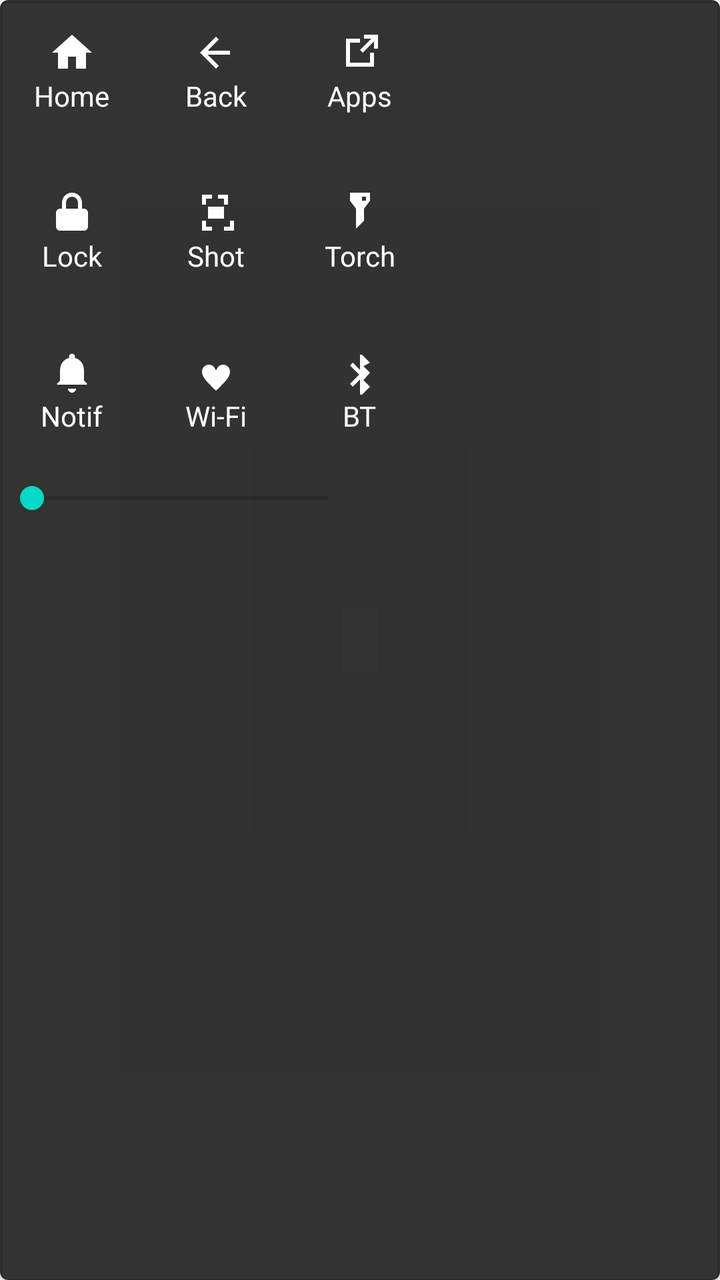
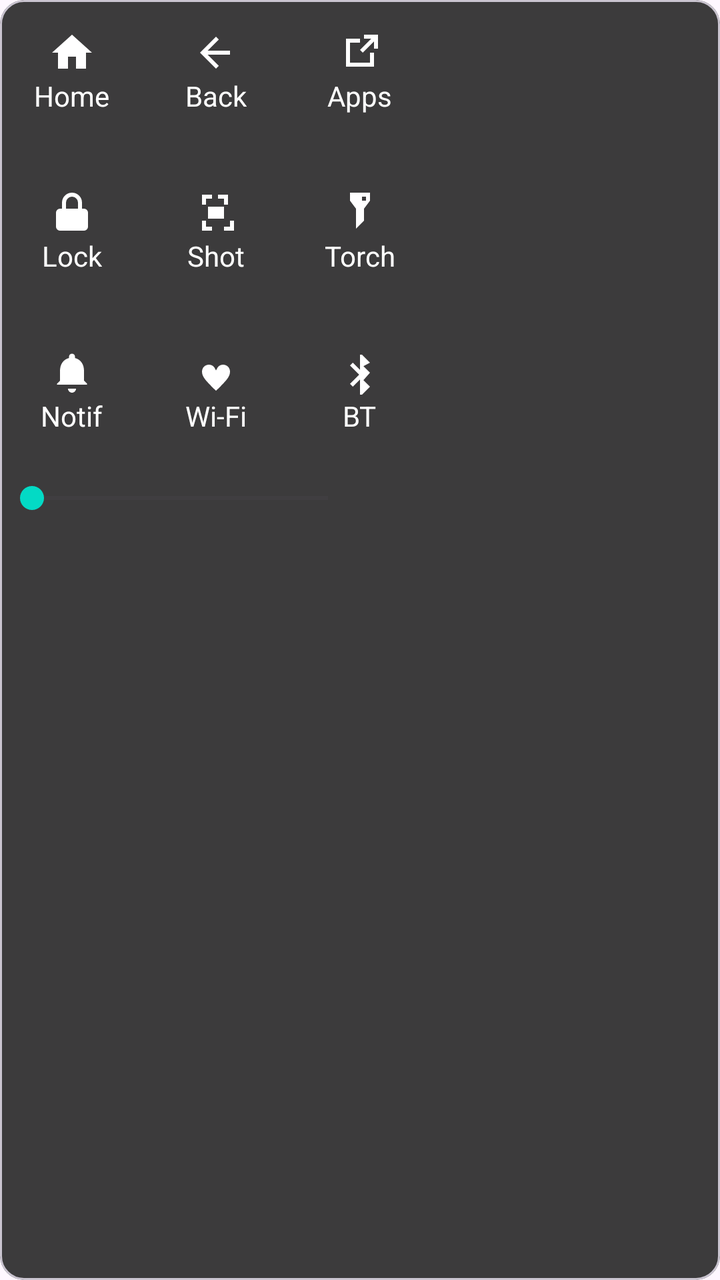

Before-and-after screenshots of an Android layout around one commit, followed by the original layout XML and the change that was made.
<!-- AndroidManifest.xml: application theme Theme.AssistiveTouch -->
<!-- res/layout/view_action_panel.xml -->
<?xml version="1.0" encoding="utf-8"?>
<com.google.android.material.card.MaterialCardView xmlns:android="http://schemas.android.com/apk/res/android"
    android:id="@+id/panelRoot"
    android:layout_width="wrap_content"
    android:layout_height="wrap_content"
    android:padding="12dp"
    android:elevation="10dp"
    android:backgroundTint="#CC000000"
    android:radius="20dp">

    <LinearLayout
        android:layout_width="wrap_content"
        android:layout_height="wrap_content"
        android:orientation="vertical">

        
        <LinearLayout
            android:layout_width="wrap_content"
            android:layout_height="wrap_content"
            android:orientation="horizontal">

            <LinearLayout
                android:id="@+id/buttonHome"
                style="@style/PanelItem" >
                <ImageView
                    android:layout_width="24dp"
                    android:layout_height="24dp"
                    android:tint="@android:color/white"
                    android:src="@drawable/ic_home" />
                <TextView
                    android:layout_width="wrap_content"
                    android:layout_height="wrap_content"
                    android:textColor="@android:color/white"
                    android:text="Home" />
            </LinearLayout>

            <LinearLayout
                android:id="@+id/buttonBack"
                style="@style/PanelItem" >
                <ImageView
                    android:layout_width="24dp"
                    android:layout_height="24dp"
                    android:tint="@android:color/white"
                    android:src="@drawable/ic_back" />
                <TextView
                    android:layout_width="wrap_content"
                    android:layout_height="wrap_content"
                    android:textColor="@android:color/white"
                    android:text="Back" />
            </LinearLayout>

            <LinearLayout
                android:id="@+id/buttonRecents"
                style="@style/PanelItem" >
                <ImageView
                    android:layout_width="24dp"
                    android:layout_height="24dp"
                    android:tint="@android:color/white"
                    android:src="@drawable/ic_recents" />
                <TextView
                    android:layout_width="wrap_content"
                    android:layout_height="wrap_content"
                    android:textColor="@android:color/white"
                    android:text="Apps" />
            </LinearLayout>
        </LinearLayout>

        
        <LinearLayout
            android:layout_width="wrap_content"
            android:layout_height="wrap_content"
            android:orientation="horizontal"
            android:layout_marginTop="8dp">

            <LinearLayout
                android:id="@+id/buttonLock"
                style="@style/PanelItem" >
                <ImageView
                    android:layout_width="24dp"
                    android:layout_height="24dp"
                    android:tint="@android:color/white"
                    android:src="@drawable/ic_lock" />
                <TextView
                    android:layout_width="wrap_content"
                    android:layout_height="wrap_content"
                    android:textColor="@android:color/white"
                    android:text="Lock" />
            </LinearLayout>

            <LinearLayout
                android:id="@+id/buttonScreenshot"
                style="@style/PanelItem" >
                <ImageView
                    android:layout_width="24dp"
                    android:layout_height="24dp"
                    android:tint="@android:color/white"
                    android:src="@drawable/ic_screenshot" />
                <TextView
                    android:layout_width="wrap_content"
                    android:layout_height="wrap_content"
                    android:textColor="@android:color/white"
                    android:text="Shot" />
            </LinearLayout>

            <LinearLayout
                android:id="@+id/buttonFlashlight"
                style="@style/PanelItem" >
                <ImageView
                    android:layout_width="24dp"
                    android:layout_height="24dp"
                    android:tint="@android:color/white"
                    android:src="@drawable/ic_flashlight" />
                <TextView
                    android:layout_width="wrap_content"
                    android:layout_height="wrap_content"
                    android:textColor="@android:color/white"
                    android:text="Torch" />
            </LinearLayout>
        </LinearLayout>

        
        <LinearLayout
            android:layout_width="wrap_content"
            android:layout_height="wrap_content"
            android:orientation="horizontal"
            android:layout_marginTop="8dp">

            <LinearLayout
                android:id="@+id/buttonNotifications"
                style="@style/PanelItem" >
                <ImageView
                    android:layout_width="24dp"
                    android:layout_height="24dp"
                    android:tint="@android:color/white"
                    android:src="@drawable/ic_notifications" />
                <TextView
                    android:layout_width="wrap_content"
                    android:layout_height="wrap_content"
                    android:textColor="@android:color/white"
                    android:text="Notif" />
            </LinearLayout>

            <LinearLayout
                android:id="@+id/buttonWifi"
                style="@style/PanelItem" >
                <ImageView
                    android:layout_width="24dp"
                    android:layout_height="24dp"
                    android:tint="@android:color/white"
                    android:src="@drawable/ic_wifi" />
                <TextView
                    android:layout_width="wrap_content"
                    android:layout_height="wrap_content"
                    android:textColor="@android:color/white"
                    android:text="Wi‑Fi" />
            </LinearLayout>

            <LinearLayout
                android:id="@+id/buttonBluetooth"
                style="@style/PanelItem" >
                <ImageView
                    android:layout_width="24dp"
                    android:layout_height="24dp"
                    android:tint="@android:color/white"
                    android:src="@drawable/ic_bluetooth" />
                <TextView
                    android:layout_width="wrap_content"
                    android:layout_height="wrap_content"
                    android:textColor="@android:color/white"
                    android:text="BT" />
            </LinearLayout>

        </LinearLayout>

        
        <LinearLayout
            android:layout_width="match_parent"
            android:layout_height="wrap_content"
            android:orientation="horizontal"
            android:layout_marginTop="8dp">

            <SeekBar
                android:id="@+id/volumeSlider"
                android:layout_width="180dp"
                android:layout_height="wrap_content"
                android:max="100"
                android:progressTint="@color/teal_200"
                android:thumbTint="@color/teal_200" />
        </LinearLayout>

    </LinearLayout>

</com.google.android.material.card.MaterialCardView>
<!-- resources referenced by this layout -->
<resources>
  <color name="teal_200">#03DAC5</color>
  <!-- drawable ic_back (drawable) -->
  <?xml version="1.0" encoding="utf-8"?>
  <vector xmlns:android="http://schemas.android.com/apk/res/android"
      android:width="24dp"
      android:height="24dp"
      android:viewportWidth="24"
      android:viewportHeight="24">
      <path
          android:fillColor="#FFFFFFFF"
          android:pathData="M19,11H7.83l5.59,-5.59L12,4l-8,8 8,8 1.41,-1.41L7.83,13H19v-2z" />
  </vector>
  <!-- drawable ic_bluetooth (drawable) -->
  <?xml version="1.0" encoding="utf-8"?>
  <vector xmlns:android="http://schemas.android.com/apk/res/android"
      android:width="24dp"
      android:height="24dp"
      android:viewportWidth="24"
      android:viewportHeight="24">
      <path
          android:fillColor="#FFFFFFFF"
          android:pathData="M17,7l-4,-4h-1v7.59L8.41,7 7,8.41 11.59,13 7,17.59 8.41,19 12,15.41V23h1l4,-4 -3.29,-3.29L17,12l-3.29,-3.29L17,7z" />
  </vector>
  <!-- drawable ic_flashlight (drawable) -->
  <?xml version="1.0" encoding="utf-8"?>
  <vector xmlns:android="http://schemas.android.com/apk/res/android"
      android:width="24dp"
      android:height="24dp"
      android:viewportWidth="24"
      android:viewportHeight="24">
      <path
          android:fillColor="#FFFFFFFF"
          android:pathData="M7,2v4l3,4v10l4,-4v-6l3,-4V2H7zm8,2v2h-2V4h2z" />
  </vector>
  <!-- drawable ic_home (drawable) -->
  <?xml version="1.0" encoding="utf-8"?>
  <vector xmlns:android="http://schemas.android.com/apk/res/android"
      android:width="24dp"
      android:height="24dp"
      android:viewportWidth="24"
      android:viewportHeight="24">
      <path
          android:fillColor="#FFFFFFFF"
          android:pathData="M10,20v-6h4v6h5v-8h3L12,3 2,12h3v8z" />
  </vector>
  <!-- drawable ic_recents (drawable) -->
  <?xml version="1.0" encoding="utf-8"?>
  <vector xmlns:android="http://schemas.android.com/apk/res/android"
      android:width="24dp"
      android:height="24dp"
      android:viewportWidth="24"
      android:viewportHeight="24">
      <path
          android:fillColor="#FFFFFFFF"
          android:pathData="M5,5h7v2H7v10h10v-5h2v7H5V5zm9,-2v2h3.59L12,10.59 13.41,12 19,6.41V10h2V3h-7z" />
  </vector>
  <!-- drawable ic_screenshot (drawable) -->
  <?xml version="1.0" encoding="utf-8"?>
  <vector xmlns:android="http://schemas.android.com/apk/res/android"
      android:width="24dp"
      android:height="24dp"
      android:viewportWidth="24"
      android:viewportHeight="24">
      <path
          android:fillColor="#FFFFFFFF"
          android:pathData="M7,5h3V3H5v5h2V5zm9,0v3h2V3h-5v2h3zM7,16H5v5h5v-2H7v-3zm12,0v3h-3v2h5v-5h-2zM8,9h8v6H8z" />
  </vector>
  <style name="PanelItem">
          <item name="android:layout_width">72dp</item>
          <item name="android:layout_height">72dp</item>
          <item name="android:gravity">center</item>
          <item name="android:orientation">vertical</item>
          <item name="android:padding">4dp</item>
          <item name="android:background">@android:color/transparent</item>
          <item name="android:clickable">true</item>
          <item name="android:focusable">true</item>
      </style>
  <style name="Theme.AssistiveTouch" parent="Theme.MaterialComponents.DayNight.NoActionBar">
          <item name="colorPrimary">@color/purple_500</item>
          <item name="colorPrimaryVariant">@color/purple_700</item>
          <item name="colorOnPrimary">@android:color/white</item>
          <item name="colorSecondary">@color/teal_200</item>
          <item name="colorOnSecondary">@android:color/black</item>
      </style>
  <color name="purple_500">#6200EE</color>
  <color name="purple_700">#3700B3</color>
  <!-- unchanged entries left out for length: 3 -->
</resources>

<!-- the commit's change to res/layout/view_action_panel.xml (unified diff, before → after) -->
@@ -5,7 +5,7 @@
     android:layout_height="wrap_content"
     android:padding="12dp"
     android:elevation="10dp"
-    android:backgroundTint="#CC000000"
+    android:backgroundTint="#E0212121"
     android:radius="20dp">
 
     <LinearLayout
<!-- resource entries referenced after the edit -->
@@ -72,20 +72,19 @@
           <item name="android:layout_height">72dp</item>
           <item name="android:gravity">center</item>
           <item name="android:orientation">vertical</item>
-          <item name="android:padding">4dp</item>
-          <item name="android:background">@android:color/transparent</item>
+          <item name="android:padding">6dp</item>
+          <item name="android:background">?attr/selectableItemBackgroundBorderless</item>
           <item name="android:clickable">true</item>
           <item name="android:focusable">true</item>
       </style>
-  <style name="Theme.AssistiveTouch" parent="Theme.MaterialComponents.DayNight.NoActionBar">
-          <item name="colorPrimary">@color/purple_500</item>
-          <item name="colorPrimaryVariant">@color/purple_700</item>
+  <style name="Theme.AssistiveTouch" parent="Theme.Material3.DayNight.NoActionBar">
+          <item name="colorPrimary">@color/teal_200</item>
           <item name="colorOnPrimary">@android:color/white</item>
-          <item name="colorSecondary">@color/teal_200</item>
-          <item name="colorOnSecondary">@android:color/black</item>
+          <item name="colorSecondary">@color/purple_500</item>
+          <item name="android:statusBarColor">@android:color/transparent</item>
+          <item name="android:navigationBarColor">@android:color/black</item>
       </style>
   <color name="purple_500">#6200EE</color>
-  <color name="purple_700">#3700B3</color>
   <!-- unchanged entries left out for length: 3 -->
 </resources>
 
